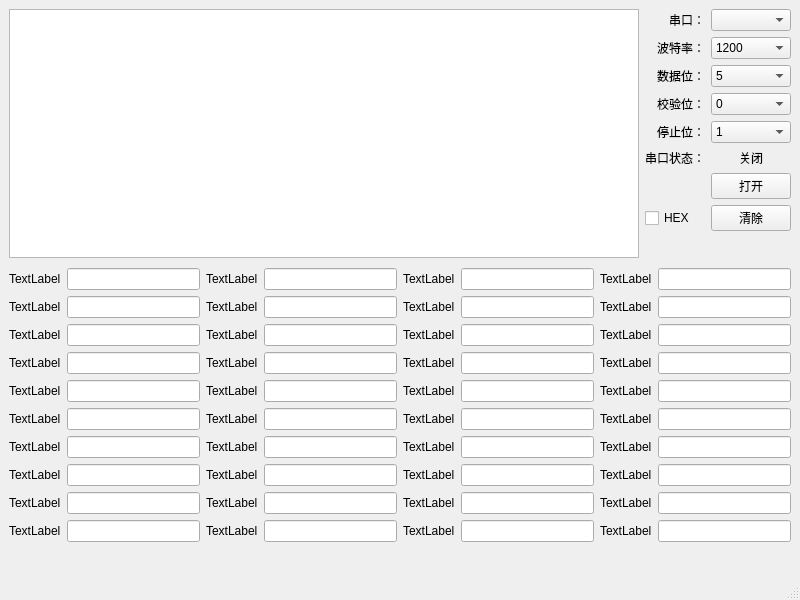
The window that mainwindow.ui (wangbw1116/SerialTest) describes before a commit, drawn with Qt 5.
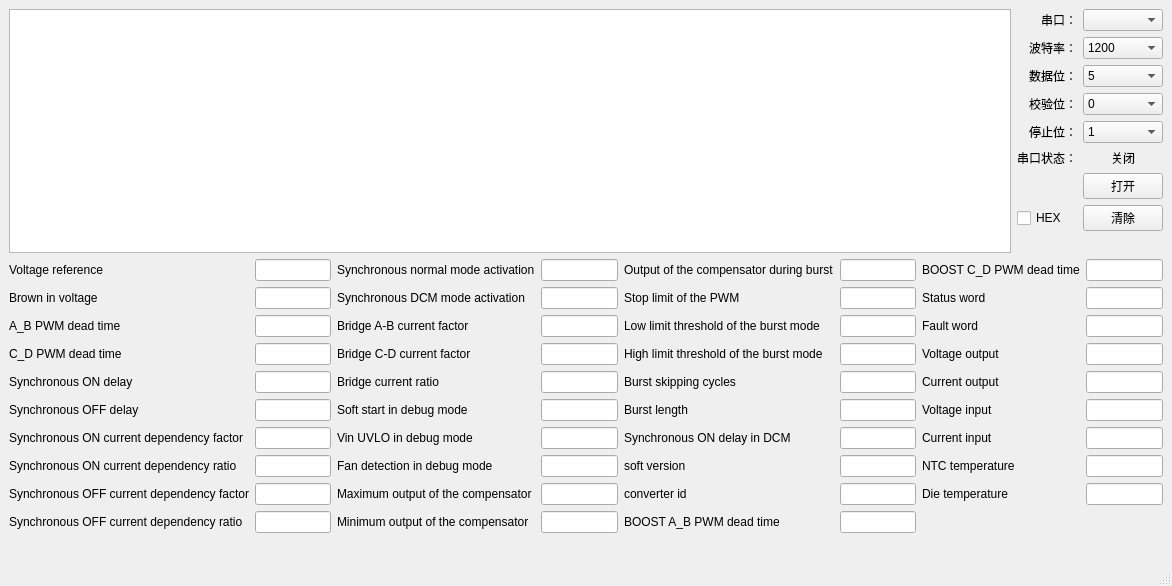
The same window after the commit.

Commit message: 代码完善

What changed in the file:
```diff
--- a/mainwindow.ui
+++ b/mainwindow.ui
@@ -6,8 +6,8 @@
    <rect>
     <x>0</x>
     <y>0</y>
-    <width>800</width>
-    <height>600</height>
+    <width>1172</width>
+    <height>586</height>
    </rect>
   </property>
   <property name="windowTitle">
@@ -275,17 +275,17 @@
         <item row="0" column="0">
          <widget class="QLabel" name="label_8">
           <property name="text">
-           <string>TextLabel</string>
+           <string>Voltage reference</string>
           </property>
          </widget>
         </item>
         <item row="0" column="1">
-         <widget class="QLineEdit" name="lineEdit"/>
+         <widget class="QLineEdit" name="lineEdit_1"/>
         </item>
         <item row="1" column="0">
          <widget class="QLabel" name="label_9">
           <property name="text">
-           <string>TextLabel</string>
+           <string>Brown in voltage</string>
           </property>
          </widget>
         </item>
@@ -295,7 +295,7 @@
         <item row="2" column="0">
          <widget class="QLabel" name="label_10">
           <property name="text">
-           <string>TextLabel</string>
+           <string>A_B PWM dead time</string>
           </property>
          </widget>
         </item>
@@ -305,7 +305,7 @@
         <item row="3" column="0">
          <widget class="QLabel" name="label_11">
           <property name="text">
-           <string>TextLabel</string>
+           <string>C_D PWM dead time</string>
           </property>
          </widget>
         </item>
@@ -315,7 +315,7 @@
         <item row="4" column="0">
          <widget class="QLabel" name="label_12">
           <property name="text">
-           <string>TextLabel</string>
+           <string>Synchronous ON delay</string>
           </property>
          </widget>
         </item>
@@ -325,7 +325,7 @@
         <item row="5" column="0">
          <widget class="QLabel" name="label_13">
           <property name="text">
-           <string>TextLabel</string>
+           <string>Synchronous OFF delay</string>
           </property>
          </widget>
         </item>
@@ -335,7 +335,7 @@
         <item row="6" column="0">
          <widget class="QLabel" name="label_14">
           <property name="text">
-           <string>TextLabel</string>
+           <string>Synchronous ON current dependency factor</string>
           </property>
          </widget>
         </item>
@@ -345,7 +345,7 @@
         <item row="7" column="0">
          <widget class="QLabel" name="label_15">
           <property name="text">
-           <string>TextLabel</string>
+           <string>Synchronous ON current dependency ratio</string>
           </property>
          </widget>
         </item>
@@ -355,7 +355,7 @@
         <item row="8" column="0">
          <widget class="QLabel" name="label_16">
           <property name="text">
-           <string>TextLabel</string>
+           <string>Synchronous OFF current dependency factor</string>
           </property>
          </widget>
         </item>
@@ -365,7 +365,7 @@
         <item row="9" column="0">
          <widget class="QLabel" name="label_17">
           <property name="text">
-           <string>TextLabel</string>
+           <string>Synchronous OFF current dependency ratio</string>
           </property>
          </widget>
         </item>
@@ -379,7 +379,7 @@
         <item row="0" column="0">
          <widget class="QLabel" name="label_18">
           <property name="text">
-           <string>TextLabel</string>
+           <string>Synchronous normal mode activation</string>
           </property>
          </widget>
         </item>
@@ -389,7 +389,7 @@
         <item row="1" column="0">
          <widget class="QLabel" name="label_19">
           <property name="text">
-           <string>TextLabel</string>
+           <string>Synchronous DCM mode activation</string>
           </property>
          </widget>
         </item>
@@ -399,7 +399,7 @@
         <item row="2" column="0">
          <widget class="QLabel" name="label_20">
           <property name="text">
-           <string>TextLabel</string>
+           <string>Bridge A-B current factor</string>
           </property>
          </widget>
         </item>
@@ -409,7 +409,7 @@
         <item row="3" column="0">
          <widget class="QLabel" name="label_21">
           <property name="text">
-           <string>TextLabel</string>
+           <string>Bridge C-D current factor</string>
           </property>
          </widget>
         </item>
@@ -419,7 +419,7 @@
         <item row="4" column="0">
          <widget class="QLabel" name="label_22">
           <property name="text">
-           <string>TextLabel</string>
+           <string>Bridge current ratio</string>
           </property>
          </widget>
         </item>
@@ -429,7 +429,7 @@
         <item row="5" column="0">
          <widget class="QLabel" name="label_23">
           <property name="text">
-           <string>TextLabel</string>
+           <string>Soft start in debug mode</string>
           </property>
          </widget>
         </item>
@@ -439,7 +439,7 @@
         <item row="6" column="0">
          <widget class="QLabel" name="label_24">
           <property name="text">
-           <string>TextLabel</string>
+           <string>Vin UVLO in debug mode</string>
           </property>
          </widget>
         </item>
@@ -449,7 +449,7 @@
         <item row="7" column="0">
          <widget class="QLabel" name="label_25">
           <property name="text">
-           <string>TextLabel</string>
+           <string>Fan detection in debug mode</string>
           </property>
          </widget>
         </item>
@@ -459,7 +459,7 @@
         <item row="8" column="0">
          <widget class="QLabel" name="label_26">
           <property name="text">
-           <string>TextLabel</string>
+           <string>Maximum output of the compensator</string>
           </property>
          </widget>
         </item>
@@ -469,7 +469,7 @@
         <item row="9" column="0">
          <widget class="QLabel" name="label_27">
           <property name="text">
-           <string>TextLabel</string>
+           <string>Minimum output of the compensator</string>
           </property>
          </widget>
         </item>
@@ -483,7 +483,7 @@
         <item row="0" column="0">
          <widget class="QLabel" name="label_28">
           <property name="text">
-           <string>TextLabel</string>
+           <string>Output of the compensator during burst</string>
           </property>
          </widget>
         </item>
@@ -493,7 +493,7 @@
         <item row="1" column="0">
          <widget class="QLabel" name="label_29">
           <property name="text">
-           <string>TextLabel</string>
+           <string>Stop limit of the PWM</string>
           </property>
          </widget>
         </item>
@@ -503,7 +503,7 @@
         <item row="2" column="0">
          <widget class="QLabel" name="label_30">
           <property name="text">
-           <string>TextLabel</string>
+           <string>Low limit threshold of the burst mode</string>
           </property>
          </widget>
         </item>
@@ -513,7 +513,7 @@
         <item row="3" column="0">
          <widget class="QLabel" name="label_31">
           <property name="text">
-           <string>TextLabel</string>
+           <string>High limit threshold of the burst mode</string>
           </property>
          </widget>
         </item>
@@ -523,7 +523,7 @@
         <item row="4" column="0">
          <widget class="QLabel" name="label_32">
           <property name="text">
-           <string>TextLabel</string>
+           <string>Burst skipping cycles</string>
           </property>
          </widget>
         </item>
@@ -533,7 +533,7 @@
         <item row="5" column="0">
          <widget class="QLabel" name="label_33">
           <property name="text">
-           <string>TextLabel</string>
+           <string>Burst length</string>
           </property>
          </widget>
         </item>
@@ -543,7 +543,7 @@
         <item row="6" column="0">
          <widget class="QLabel" name="label_34">
           <property name="text">
-           <string>TextLabel</string>
+           <string>Synchronous ON delay in DCM</string>
           </property>
          </widget>
         </item>
@@ -553,7 +553,7 @@
         <item row="7" column="0">
          <widget class="QLabel" name="label_35">
           <property name="text">
-           <string>TextLabel</string>
+           <string>soft version</string>
           </property>
          </widget>
         </item>
@@ -563,7 +563,7 @@
         <item row="8" column="0">
          <widget class="QLabel" name="label_36">
           <property name="text">
-           <string>TextLabel</string>
+           <string>converter id</string>
           </property>
          </widget>
         </item>
@@ -573,7 +573,7 @@
         <item row="9" column="0">
          <widget class="QLabel" name="label_37">
           <property name="text">
-           <string>TextLabel</string>
+           <string>BOOST A_B PWM dead time</string>
           </property>
          </widget>
         </item>
@@ -587,103 +587,106 @@
         <item row="0" column="0">
          <widget class="QLabel" name="label_38">
           <property name="text">
-           <string>TextLabel</string>
+           <string>BOOST C_D PWM dead time</string>
           </property>
          </widget>
         </item>
-        <item row="0" column="1">
-         <widget class="QLineEdit" name="lineEdit_31"/>
-        </item>
         <item row="1" column="0">
          <widget class="QLabel" name="label_39">
           <property name="text">
-           <string>TextLabel</string>
-          </property>
-         </widget>
-        </item>
-        <item row="1" column="1">
-         <widget class="QLineEdit" name="lineEdit_32"/>
-        </item>
-        <item row="2" column="0">
-         <widget class="QLabel" name="label_40">
-          <property name="text">
-           <string>TextLabel</string>
+           <string>Status word</string>
           </property>
          </widget>
         </item>
         <item row="2" column="1">
          <widget class="QLineEdit" name="lineEdit_33"/>
         </item>
-        <item row="3" column="0">
-         <widget class="QLabel" name="label_41">
+        <item row="2" column="0">
+         <widget class="QLabel" name="label_40">
           <property name="text">
-           <string>TextLabel</string>
+           <string>Fault word</string>
           </property>
          </widget>
         </item>
-        <item row="3" column="1">
-         <widget class="QLineEdit" name="lineEdit_34"/>
-        </item>
         <item row="4" column="0">
          <widget class="QLabel" name="label_42">
           <property name="text">
-           <string>TextLabel</string>
+           <string>Current output</string>
           </property>
          </widget>
         </item>
-        <item row="4" column="1">
-         <widget class="QLineEdit" name="lineEdit_35"/>
-        </item>
         <item row="5" column="0">
          <widget class="QLabel" name="label_43">
           <property name="text">
-           <string>TextLabel</string>
+           <string>Voltage input</string>
           </property>
          </widget>
         </item>
+        <item row="0" column="1">
+         <widget class="QLineEdit" name="lineEdit_31"/>
+        </item>
+        <item row="7" column="1">
+         <widget class="QLineEdit" name="lineEdit_38"/>
+        </item>
+        <item row="3" column="0">
+         <widget class="QLabel" name="label_41">
+          <property name="text">
+           <string>Voltage output</string>
+          </property>
+         </widget>
+        </item>
+        <item row="1" column="1">
+         <widget class="QLineEdit" name="lineEdit_32"/>
+        </item>
+        <item row="3" column="1">
+         <widget class="QLineEdit" name="lineEdit_34"/>
+        </item>
         <item row="5" column="1">
          <widget class="QLineEdit" name="lineEdit_36"/>
         </item>
         <item row="6" column="0">
          <widget class="QLabel" name="label_44">
           <property name="text">
-           <string>TextLabel</string>
+           <string>Current input</string>
           </property>
          </widget>
         </item>
-        <item row="6" column="1">
-         <widget class="QLineEdit" name="lineEdit_37"/>
+        <item row="4" column="1">
+         <widget class="QLineEdit" name="lineEdit_35"/>
         </item>
         <item row="7" column="0">
          <widget class="QLabel" name="label_45">
           <property name="text">
-           <string>TextLabel</string>
+           <string>NTC temperature</string>
           </property>
          </widget>
         </item>
-        <item row="7" column="1">
-         <widget class="QLineEdit" name="lineEdit_38"/>
+        <item row="6" column="1">
+         <widget class="QLineEdit" name="lineEdit_37"/>
+        </item>
+        <item row="9" column="1">
+         <spacer name="verticalSpacer_4">
+          <property name="orientation">
+           <enum>Qt::Vertical</enum>
+          </property>
+          <property name="sizeHint" stdset="0">
+           <size>
+            <width>20</width>
+            <height>40</height>
+           </size>
+          </property>
+         </spacer>
         </item>
         <item row="8" column="0">
-         <widget class="QLabel" name="label_46">
+         <widget class="QLabel" name="label_7">
           <property name="text">
-           <string>TextLabel</string>
+           <string>Die temperature</string>
           </property>
          </widget>
         </item>
         <item row="8" column="1">
          <widget class="QLineEdit" name="lineEdit_39"/>
         </item>
-        <item row="9" column="0">
-         <widget class="QLabel" name="label_47">
-          <property name="text">
-           <string>TextLabel</string>
-          </property>
-         </widget>
-        </item>
-        <item row="9" column="1">
-         <widget class="QLineEdit" name="lineEdit_40"/>
-        </item>
        </layout>
       </item>
      </layout>
@@ -708,7 +711,7 @@
     <rect>
      <x>0</x>
      <y>0</y>
-     <width>800</width>
+     <width>1172</width>
      <height>23</height>
     </rect>
    </property>
```
The commit also changes 2 other files.
